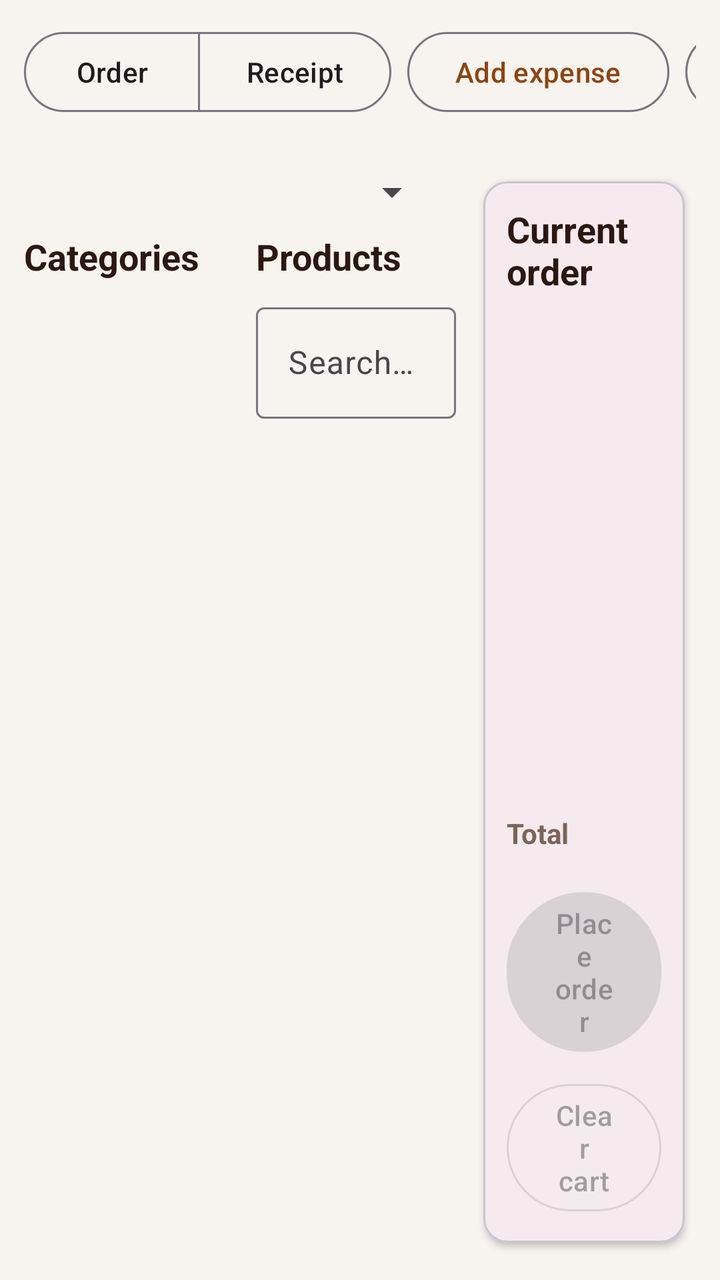
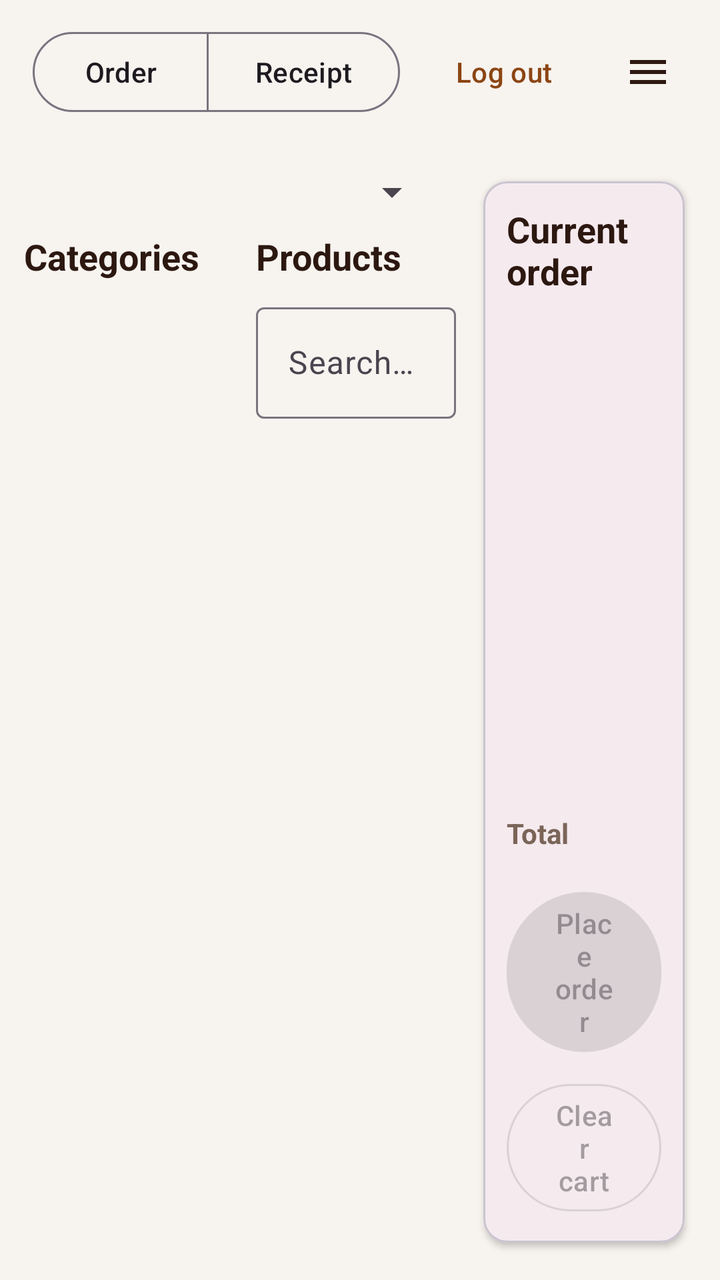

The first picture is an Android layout as it rendered before a commit; the second is the same layout after the commit. The layout source and the unified diff follow.
<!-- AndroidManifest.xml: application theme Theme.CafeDeParisKitchen -->
<!-- res/layout/activity_pos.xml -->
<?xml version="1.0" encoding="utf-8"?>
<androidx.constraintlayout.widget.ConstraintLayout
    xmlns:android="http://schemas.android.com/apk/res/android"
    xmlns:app="http://schemas.android.com/apk/res-auto"
    android:layout_width="match_parent"
    android:layout_height="match_parent"
    android:background="@color/background"
    android:keepScreenOn="true">

    <LinearLayout
        android:id="@+id/posHeader"
        android:layout_width="0dp"
        android:layout_height="wrap_content"
        android:gravity="center_vertical"
        android:orientation="horizontal"
        android:padding="12dp"
        app:layout_constraintEnd_toEndOf="parent"
        app:layout_constraintStart_toStartOf="parent"
        app:layout_constraintTop_toTopOf="parent">

        <LinearLayout
            android:layout_width="0dp"
            android:layout_height="wrap_content"
            android:layout_weight="1"
            android:orientation="vertical">

            <TextView
                android:id="@+id/branchLabel"
                android:layout_width="wrap_content"
                android:layout_height="wrap_content"
                android:textColor="@color/text_primary"
                android:textSize="20sp"
                android:textStyle="bold" />

            <TextView
                android:id="@+id/staffLabel"
                android:layout_width="wrap_content"
                android:layout_height="wrap_content"
                android:textColor="@color/text_muted" />
        </LinearLayout>

        <com.google.android.material.button.MaterialButtonToggleGroup
            android:id="@+id/modeToggle"
            android:layout_width="wrap_content"
            android:layout_height="wrap_content"
            android:layout_marginEnd="8dp"
            app:singleSelection="true"
            app:selectionRequired="true">

            <com.google.android.material.button.MaterialButton
                android:id="@+id/orderModeButton"
                style="@style/Widget.Material3.Button.OutlinedButton"
                android:layout_width="wrap_content"
                android:layout_height="wrap_content"
                android:text="@string/pos_mode_order"
                android:checked="true" />

            <com.google.android.material.button.MaterialButton
                android:id="@+id/receiptModeButton"
                style="@style/Widget.Material3.Button.OutlinedButton"
                android:layout_width="wrap_content"
                android:layout_height="wrap_content"
                android:text="@string/pos_mode_receipt" />
        </com.google.android.material.button.MaterialButtonToggleGroup>

            <ProgressBar
            android:id="@+id/refreshProgress"
            android:layout_width="28dp"
            android:layout_height="28dp"
            android:layout_marginEnd="8dp"
            android:visibility="gone" />

            <com.google.android.material.button.MaterialButton
                android:id="@+id/stockTakeButton"
                style="@style/Widget.Material3.Button.OutlinedButton"
                android:layout_width="wrap_content"
                android:layout_height="wrap_content"
                android:layout_marginEnd="8dp"
                android:text="@string/stock_take"
                android:visibility="gone" />

            <com.google.android.material.button.MaterialButton
                android:id="@+id/grvButton"
                style="@style/Widget.Material3.Button.OutlinedButton"
                android:layout_width="wrap_content"
                android:layout_height="wrap_content"
                android:layout_marginEnd="8dp"
                android:text="@string/grv"
                android:visibility="gone" />

            <com.google.android.material.button.MaterialButton
                android:id="@+id/customerPaymentButton"
                style="@style/Widget.Material3.Button.OutlinedButton"
                android:layout_width="wrap_content"
                android:layout_height="wrap_content"
                android:layout_marginEnd="8dp"
                android:text="@string/customer_payment"
                android:visibility="gone" />

            <com.google.android.material.button.MaterialButton
                android:id="@+id/expenseButton"
                style="@style/Widget.Material3.Button.OutlinedButton"
                android:layout_width="wrap_content"
                android:layout_height="wrap_content"
                android:layout_marginEnd="8dp"
                android:text="@string/add_expense" />

            <com.google.android.material.button.MaterialButton
                android:id="@+id/dayEndButton"
                style="@style/Widget.Material3.Button.OutlinedButton"
                android:layout_width="wrap_content"
                android:layout_height="wrap_content"
                android:layout_marginEnd="8dp"
                android:text="@string/day_end" />

            <com.google.android.material.button.MaterialButton
                android:id="@+id/settingsButton"
            style="@style/Widget.Material3.Button.OutlinedButton"
            android:layout_width="wrap_content"
            android:layout_height="wrap_content"
            android:layout_marginEnd="8dp"
            android:text="@string/settings" />

        <com.google.android.material.button.MaterialButton
            android:id="@+id/logoutButton"
            style="@style/Widget.Material3.Button.TextButton"
            android:layout_width="wrap_content"
            android:layout_height="wrap_content"
            android:text="@string/logout" />
    </LinearLayout>

    <TextView
        android:id="@+id/errorBanner"
        android:layout_width="0dp"
        android:layout_height="wrap_content"
        android:layout_marginHorizontal="12dp"
        android:background="@color/error_banner"
        android:padding="10dp"
        android:textColor="@color/error"
        android:visibility="gone"
        app:layout_constraintEnd_toEndOf="parent"
        app:layout_constraintStart_toStartOf="parent"
        app:layout_constraintTop_toBottomOf="@id/posHeader" />

    <LinearLayout
        android:id="@+id/posContent"
        android:layout_width="0dp"
        android:layout_height="0dp"
        android:orientation="horizontal"
        android:padding="12dp"
        app:layout_constraintBottom_toBottomOf="parent"
        app:layout_constraintEnd_toEndOf="parent"
        app:layout_constraintStart_toStartOf="parent"
        app:layout_constraintTop_toBottomOf="@id/errorBanner">

        <LinearLayout
            android:id="@+id/orderModePanel"
            android:layout_width="0dp"
            android:layout_height="match_parent"
            android:layout_weight="2"
            android:orientation="vertical"
            android:paddingEnd="8dp">

            <LinearLayout
                android:layout_width="match_parent"
                android:layout_height="wrap_content"
                android:layout_marginBottom="8dp"
                android:orientation="horizontal">

                <Spinner
                    android:id="@+id/orderTypeSpinner"
                    android:layout_width="0dp"
                    android:layout_height="wrap_content"
                    android:layout_weight="1"
                    android:layout_marginEnd="8dp" />

                <com.google.android.material.button.MaterialButton
                    android:id="@+id/tableSelectButton"
                    style="@style/Widget.Material3.Button.OutlinedButton"
                    android:layout_width="0dp"
                    android:layout_height="wrap_content"
                    android:layout_marginEnd="0dp"
                    android:layout_weight="1"
                    android:text="@string/choose_table"
                    android:visibility="gone" />
            </LinearLayout>

            <LinearLayout
                android:layout_width="match_parent"
                android:layout_height="0dp"
                android:layout_weight="1"
                android:orientation="horizontal">

                <LinearLayout
                    android:layout_width="0dp"
                    android:layout_height="match_parent"
                    android:layout_weight="1"
                    android:orientation="vertical"
                    android:paddingEnd="8dp">

                    <TextView
                        android:layout_width="match_parent"
                        android:layout_height="wrap_content"
                        android:layout_marginBottom="8dp"
                        android:text="@string/pos_categories"
                        android:textColor="@color/text_primary"
                        android:textSize="18sp"
                        android:textStyle="bold" />

                    <androidx.recyclerview.widget.RecyclerView
                        android:id="@+id/categoryList"
                        android:layout_width="match_parent"
                        android:layout_height="0dp"
                        android:layout_weight="1"
                        android:clipToPadding="false" />
                </LinearLayout>

                <LinearLayout
                    android:layout_width="0dp"
                    android:layout_height="match_parent"
                    android:layout_weight="1"
                    android:orientation="vertical"
                    android:paddingStart="8dp">

                    <TextView
                        android:layout_width="match_parent"
                        android:layout_height="wrap_content"
                        android:layout_marginBottom="8dp"
                        android:text="@string/pos_products"
                        android:textColor="@color/text_primary"
                        android:textSize="18sp"
                        android:textStyle="bold" />

                    <com.google.android.material.textfield.TextInputLayout
                        android:layout_width="match_parent"
                        android:layout_height="wrap_content"
                        android:layout_marginBottom="8dp"
                        android:hint="@string/search_products">

                        <com.google.android.material.textfield.TextInputEditText
                            android:id="@+id/productSearchInput"
                            android:layout_width="match_parent"
                            android:layout_height="wrap_content"
                            android:inputType="text" />
                    </com.google.android.material.textfield.TextInputLayout>

                    <androidx.recyclerview.widget.RecyclerView
                        android:id="@+id/productList"
                        android:layout_width="match_parent"
                        android:layout_height="0dp"
                        android:layout_weight="1"
                        android:clipToPadding="false" />
                </LinearLayout>
            </LinearLayout>
        </LinearLayout>

        <LinearLayout
            android:id="@+id/receiptModePanel"
            android:layout_width="0dp"
            android:layout_height="match_parent"
            android:layout_weight="2"
            android:orientation="vertical"
            android:paddingEnd="8dp"
            android:visibility="gone">

            <TextView
                android:layout_width="match_parent"
                android:layout_height="wrap_content"
                android:layout_marginBottom="8dp"
                android:text="@string/open_orders_hint"
                android:textColor="@color/text_muted" />

            <androidx.recyclerview.widget.RecyclerView
                android:id="@+id/openOrdersList"
                android:layout_width="match_parent"
                android:layout_height="match_parent"
                android:clipToPadding="false" />
        </LinearLayout>

        <com.google.android.material.card.MaterialCardView
            android:layout_width="0dp"
            android:layout_height="match_parent"
            android:layout_weight="1"
            app:cardElevation="2dp"
            app:cardUseCompatPadding="true">

            <LinearLayout
                android:layout_width="match_parent"
                android:layout_height="match_parent"
                android:orientation="vertical"
                android:padding="12dp">

                <TextView
                    android:id="@+id/panelTitle"
                    android:layout_width="match_parent"
                    android:layout_height="wrap_content"
                    android:text="@string/current_order"
                    android:textColor="@color/text_primary"
                    android:textSize="18sp"
                    android:textStyle="bold" />

                <TextView
                    android:id="@+id/existingOrderLabel"
                    android:layout_width="match_parent"
                    android:layout_height="wrap_content"
                    android:layout_marginTop="8dp"
                    android:text="@string/already_on_order"
                    android:textAllCaps="true"
                    android:textColor="@color/text_muted"
                    android:textSize="12sp"
                    android:textStyle="bold"
                    android:visibility="gone" />

                <TextView
                    android:id="@+id/existingOrderItems"
                    android:layout_width="match_parent"
                    android:layout_height="wrap_content"
                    android:layout_marginTop="4dp"
                    android:lineSpacingExtra="2dp"
                    android:maxLines="12"
                    android:textColor="@color/text_primary"
                    android:textSize="13sp"
                    android:visibility="gone" />

                <androidx.recyclerview.widget.RecyclerView
                    android:id="@+id/cartList"
                    android:layout_width="match_parent"
                    android:layout_height="0dp"
                    android:layout_marginTop="8dp"
                    android:layout_weight="1"
                    android:clipToPadding="false" />

                <TextView
                    android:id="@+id/emptyCartLabel"
                    android:layout_width="match_parent"
                    android:layout_height="0dp"
                    android:layout_weight="1"
                    android:gravity="center"
                    android:text="@string/tap_products_hint"
                    android:textColor="@color/text_muted"
                    android:visibility="gone" />

                <androidx.core.widget.NestedScrollView
                    android:id="@+id/paymentSection"
                    android:layout_width="match_parent"
                    android:layout_height="0dp"
                    android:layout_marginTop="8dp"
                    android:layout_weight="1"
                    android:clipToPadding="false"
                    android:fillViewport="true"
                    android:overScrollMode="ifContentScrolls"
                    android:paddingEnd="4dp"
                    android:visibility="gone">

                    <LinearLayout
                        android:layout_width="match_parent"
                        android:layout_height="wrap_content"
                        android:orientation="vertical">

                    <TextView
                        android:layout_width="match_parent"
                        android:layout_height="wrap_content"
                        android:layout_marginBottom="4dp"
                        android:text="@string/payment_method"
                        android:textColor="@color/text_muted" />

                    <com.google.android.material.button.MaterialButtonToggleGroup
                        android:id="@+id/paymentMethodToggle"
                        android:layout_width="match_parent"
                        android:layout_height="wrap_content"
                        android:layout_marginBottom="8dp"
                        app:singleSelection="true"
                        app:selectionRequired="true">

                        <com.google.android.material.button.MaterialButton
                            android:id="@+id/cashPaymentButton"
                            style="@style/Widget.Material3.Button.OutlinedButton"
                            android:layout_width="0dp"
                            android:layout_height="wrap_content"
                            android:layout_weight="1"
                            android:checked="true"
                            android:text="@string/payment_method_cash" />

                        <com.google.android.material.button.MaterialButton
                            android:id="@+id/accountPaymentButton"
                            style="@style/Widget.Material3.Button.OutlinedButton"
                            android:layout_width="0dp"
                            android:layout_height="wrap_content"
                            android:layout_weight="1"
                            android:text="@string/payment_method_account" />
                    </com.google.android.material.button.MaterialButtonToggleGroup>

                    <LinearLayout
                        android:id="@+id/customerGroup"
                        android:layout_width="match_parent"
                        android:layout_height="wrap_content"
                        android:layout_marginBottom="8dp"
                        android:orientation="vertical"
                        android:visibility="gone">

                        <com.google.android.material.textfield.TextInputLayout
                            android:id="@+id/customerInputLayout"
                            android:layout_width="match_parent"
                            android:layout_height="wrap_content"
                            android:hint="@string/payment_customer"
                            style="@style/Widget.MaterialComponents.TextInputLayout.OutlinedBox"
                            app:endIconMode="custom"
                            app:endIconDrawable="@android:drawable/arrow_down_float">

                            <com.google.android.material.textfield.TextInputEditText
                                android:id="@+id/customerInput"
                                android:layout_width="match_parent"
                                android:layout_height="wrap_content"
                                android:cursorVisible="false"
                                android:focusable="false"
                                android:inputType="none"
                                android:singleLine="true" />
                        </com.google.android.material.textfield.TextInputLayout>

                        <TextView
                            android:id="@+id/accountBalanceHint"
                            android:layout_width="match_parent"
                            android:layout_height="wrap_content"
                            android:layout_marginTop="4dp"
                            android:textColor="@color/text_muted"
                            android:textSize="13sp"
                            android:visibility="gone" />
                    </LinearLayout>

                    <LinearLayout
                        android:id="@+id/currencyGroup"
                        android:layout_width="match_parent"
                        android:layout_height="wrap_content"
                        android:orientation="vertical">

                        <TextView
                            android:layout_width="match_parent"
                            android:layout_height="wrap_content"
                            android:layout_marginBottom="4dp"
                            android:text="@string/payment_currency"
                            android:textColor="@color/text_muted" />

                        <GridLayout
                            android:id="@+id/currencyButtonGrid"
                            android:layout_width="match_parent"
                            android:layout_height="wrap_content"
                            android:layout_marginBottom="8dp"
                            android:alignmentMode="alignBounds"
                            android:columnCount="2"
                            android:useDefaultMargins="true" />

                        <TextView
                            android:id="@+id/currencyEmptyLabel"
                            android:layout_width="match_parent"
                            android:layout_height="wrap_content"
                            android:layout_marginBottom="8dp"
                            android:text="@string/no_currencies_configured"
                            android:textColor="@color/text_muted"
                            android:visibility="gone" />
                    </LinearLayout>

                    <LinearLayout
                        android:id="@+id/splitPaymentGroup"
                        android:layout_width="match_parent"
                        android:layout_height="wrap_content"
                        android:layout_marginBottom="8dp"
                        android:orientation="vertical"
                        android:visibility="gone">

                        <com.google.android.material.checkbox.MaterialCheckBox
                            android:id="@+id/splitPaymentEnabled"
                            android:layout_width="match_parent"
                            android:layout_height="wrap_content"
                            android:text="@string/split_payment_enable" />

                        <LinearLayout
                            android:id="@+id/splitPaymentFields"
                            android:layout_width="match_parent"
                            android:layout_height="wrap_content"
                            android:orientation="vertical"
                            android:visibility="gone">

                            <LinearLayout
                                android:id="@+id/splitPaymentRows"
                                android:layout_width="match_parent"
                                android:layout_height="wrap_content"
                                android:orientation="vertical" />

                            <LinearLayout
                                android:layout_width="match_parent"
                                android:layout_height="wrap_content"
                                android:gravity="center_vertical"
                                android:orientation="horizontal">

                                <TextView
                                    android:id="@+id/splitRemainingLabel"
                                    android:layout_width="0dp"
                                    android:layout_height="wrap_content"
                                    android:layout_weight="1"
                                    android:textColor="@color/text_muted"
                                    android:textSize="13sp" />

                                <com.google.android.material.button.MaterialButton
                                    android:id="@+id/splitFillCashButton"
                                    style="@style/Widget.Material3.Button.TextButton"
                                    android:layout_width="wrap_content"
                                    android:layout_height="wrap_content"
                                    android:text="@string/split_put_rest_cash" />
                            </LinearLayout>
                        </LinearLayout>
                    </LinearLayout>
                    </LinearLayout>
                </androidx.core.widget.NestedScrollView>

                <LinearLayout
                    android:layout_width="match_parent"
                    android:layout_height="wrap_content"
                    android:layout_marginTop="8dp"
                    android:gravity="center_vertical"
                    android:orientation="horizontal">

                    <TextView
                        android:id="@+id/totalCaption"
                        android:layout_width="0dp"
                        android:layout_height="wrap_content"
                        android:layout_weight="1"
                        android:text="@string/total"
                        android:textColor="@color/text_muted"
                        android:textStyle="bold" />

                    <TextView
                        android:id="@+id/totalLabel"
                        android:layout_width="wrap_content"
                        android:layout_height="wrap_content"
                        android:textColor="@color/text_primary"
                        android:textSize="20sp"
                        android:textStyle="bold" />
                </LinearLayout>

                <TextView
                    android:id="@+id/exchangeRateLabel"
                    android:layout_width="match_parent"
                    android:layout_height="wrap_content"
                    android:layout_marginTop="4dp"
                    android:textColor="@color/text_muted"
                    android:textSize="12sp"
                    android:visibility="gone" />

                <com.google.android.material.button.MaterialButton
                    android:id="@+id/checkoutButton"
                    android:layout_width="match_parent"
                    android:layout_height="wrap_content"
                    android:layout_marginTop="12dp"
                    android:enabled="false"
                    android:text="@string/place_order" />

                <com.google.android.material.button.MaterialButton
                    android:id="@+id/transferItemsButton"
                    style="@style/Widget.Material3.Button.OutlinedButton"
                    android:layout_width="match_parent"
                    android:layout_height="wrap_content"
                    android:layout_marginTop="8dp"
                    android:enabled="false"
                    android:text="@string/transfer_action"
                    android:visibility="gone" />

                <com.google.android.material.button.MaterialButton
                    android:id="@+id/clearButton"
                    style="@style/Widget.Material3.Button.OutlinedButton"
                    android:layout_width="match_parent"
                    android:layout_height="wrap_content"
                    android:layout_marginTop="8dp"
                    android:enabled="false"
                    android:text="@string/clear_cart" />
            </LinearLayout>
        </com.google.android.material.card.MaterialCardView>
    </LinearLayout>
</androidx.constraintlayout.widget.ConstraintLayout>
<!-- resources referenced by this layout -->
<resources>
  <color name="background">#F7F3EF</color>
  <color name="error">#B42318</color>
  <color name="error_banner">#FDECEA</color>
  <color name="text_muted">#7A6558</color>
  <color name="text_primary">#2C1810</color>
  <string name="add_expense">Add expense</string>
  <string name="already_on_order">Already on order</string>
  <string name="choose_table">Choose table…</string>
  <string name="clear_cart">Clear cart</string>
  <string name="current_order">Current order</string>
  <string name="customer_payment">Customer payment</string>
  <string name="day_end">Day end</string>
  <string name="grv">GRV</string>
  <string name="logout">Log out</string>
  <string name="no_currencies_configured">No payment currencies configured</string>
  <string name="open_orders_hint">Select an open or unpaid order to collect payment</string>
  <string name="payment_currency">Payment currency</string>
  <string name="payment_customer">Customer</string>
  <string name="payment_method">Payment method</string>
  <string name="payment_method_account">Customer account</string>
  <string name="payment_method_cash">Cash</string>
  <string name="place_order">Place order</string>
  <string name="pos_categories">Categories</string>
  <string name="pos_mode_order">Order</string>
  <string name="pos_mode_receipt">Receipt</string>
  <string name="pos_products">Products</string>
  <string name="search_products">Search products</string>
  <string name="settings">Settings</string>
  <string name="split_payment_enable">Split across payment currencies</string>
  <string name="split_put_rest_cash">Put rest on base</string>
  <string name="stock_take">Stock take</string>
  <string name="tap_products_hint">Tap products to add items</string>
  <string name="total">Total</string>
  <string name="transfer_action">Transfer</string>
  <style name="Theme.CafeDeParisKitchen" parent="Theme.Material3.Light.NoActionBar">
          <item name="colorPrimary">@color/accent</item>
          <item name="colorOnPrimary">@android:color/white</item>
          <item name="android:statusBarColor">@color/accent</item>
          <item name="android:navigationBarColor">@color/background</item>
      </style>
  <color name="accent">#8B4513</color>
</resources>

<!-- the commit's change to res/layout/activity_pos.xml (unified diff, before → after) -->
@@ -63,70 +63,39 @@
                 android:text="@string/pos_mode_receipt" />
         </com.google.android.material.button.MaterialButtonToggleGroup>
 
-            <ProgressBar
+        <ProgressBar
             android:id="@+id/refreshProgress"
             android:layout_width="28dp"
             android:layout_height="28dp"
             android:layout_marginEnd="8dp"
             android:visibility="gone" />
 
-            <com.google.android.material.button.MaterialButton
-                android:id="@+id/stockTakeButton"
-                style="@style/Widget.Material3.Button.OutlinedButton"
-                android:layout_width="wrap_content"
-                android:layout_height="wrap_content"
-                android:layout_marginEnd="8dp"
-                android:text="@string/stock_take"
-                android:visibility="gone" />
-
-            <com.google.android.material.button.MaterialButton
-                android:id="@+id/grvButton"
-                style="@style/Widget.Material3.Button.OutlinedButton"
-                android:layout_width="wrap_content"
-                android:layout_height="wrap_content"
-                android:layout_marginEnd="8dp"
-                android:text="@string/grv"
-                android:visibility="gone" />
-
-            <com.google.android.material.button.MaterialButton
-                android:id="@+id/customerPaymentButton"
-                style="@style/Widget.Material3.Button.OutlinedButton"
-                android:layout_width="wrap_content"
-                android:layout_height="wrap_content"
-                android:layout_marginEnd="8dp"
-                android:text="@string/customer_payment"
-                android:visibility="gone" />
-
-            <com.google.android.material.button.MaterialButton
-                android:id="@+id/expenseButton"
-                style="@style/Widget.Material3.Button.OutlinedButton"
-                android:layout_width="wrap_content"
-                android:layout_height="wrap_content"
-                android:layout_marginEnd="8dp"
-                android:text="@string/add_expense" />
-
-            <com.google.android.material.button.MaterialButton
-                android:id="@+id/dayEndButton"
-                style="@style/Widget.Material3.Button.OutlinedButton"
-                android:layout_width="wrap_content"
-                android:layout_height="wrap_content"
-                android:layout_marginEnd="8dp"
-                android:text="@string/day_end" />
-
-            <com.google.android.material.button.MaterialButton
-                android:id="@+id/settingsButton"
+        <com.google.android.material.button.MaterialButton
+            android:id="@+id/customerPaymentButton"
             style="@style/Widget.Material3.Button.OutlinedButton"
             android:layout_width="wrap_content"
             android:layout_height="wrap_content"
             android:layout_marginEnd="8dp"
-            android:text="@string/settings" />
+            android:text="@string/customer_payment"
+            android:visibility="gone" />
 
         <com.google.android.material.button.MaterialButton
             android:id="@+id/logoutButton"
             style="@style/Widget.Material3.Button.TextButton"
             android:layout_width="wrap_content"
             android:layout_height="wrap_content"
+            android:layout_marginEnd="4dp"
             android:text="@string/logout" />
+
+        <ImageButton
+            android:id="@+id/moreMenuButton"
+            android:layout_width="48dp"
+            android:layout_height="48dp"
+            android:background="?attr/selectableItemBackgroundBorderless"
+            android:contentDescription="@string/more_menu"
+            android:padding="12dp"
+            android:scaleType="centerInside"
+            android:src="@drawable/ic_menu" />
     </LinearLayout>
 
     <TextView
<!-- resource entries referenced after the edit -->
@@ -5,15 +5,24 @@
   <color name="error_banner">#FDECEA</color>
   <color name="text_muted">#7A6558</color>
   <color name="text_primary">#2C1810</color>
-  <string name="add_expense">Add expense</string>
+  <!-- drawable ic_menu (drawable) -->
+  <?xml version="1.0" encoding="utf-8"?>
+  <vector xmlns:android="http://schemas.android.com/apk/res/android"
+      android:width="24dp"
+      android:height="24dp"
+      android:viewportWidth="24"
+      android:viewportHeight="24">
+      <path
+          android:fillColor="#2C1810"
+          android:pathData="M3,18h18v-2L3,16v2zM3,13h18v-2L3,11v2zM3,6v2h18L21,6L3,6z" />
+  </vector>
   <string name="already_on_order">Already on order</string>
   <string name="choose_table">Choose table…</string>
   <string name="clear_cart">Clear cart</string>
   <string name="current_order">Current order</string>
   <string name="customer_payment">Customer payment</string>
-  <string name="day_end">Day end</string>
-  <string name="grv">GRV</string>
   <string name="logout">Log out</string>
+  <string name="more_menu">More</string>
   <string name="no_currencies_configured">No payment currencies configured</string>
   <string name="open_orders_hint">Select an open or unpaid order to collect payment</string>
   <string name="payment_currency">Payment currency</string>
@@ -27,10 +36,8 @@
   <string name="pos_mode_receipt">Receipt</string>
   <string name="pos_products">Products</string>
   <string name="search_products">Search products</string>
-  <string name="settings">Settings</string>
   <string name="split_payment_enable">Split across payment currencies</string>
   <string name="split_put_rest_cash">Put rest on base</string>
-  <string name="stock_take">Stock take</string>
   <string name="tap_products_hint">Tap products to add items</string>
   <string name="total">Total</string>
   <string name="transfer_action">Transfer</string>
